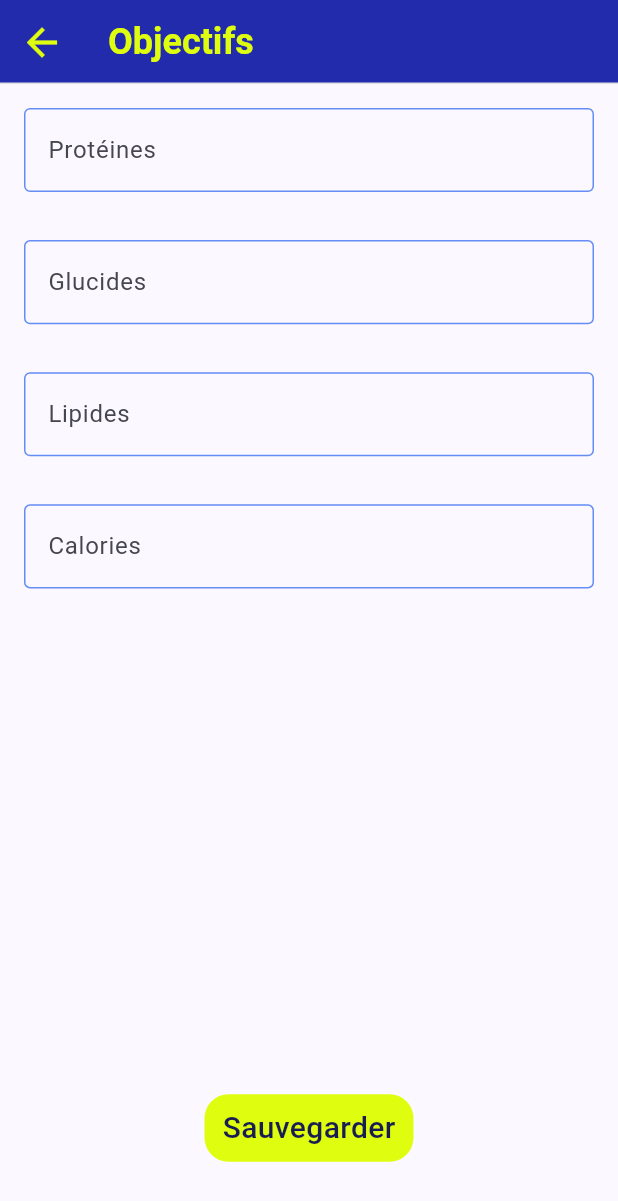
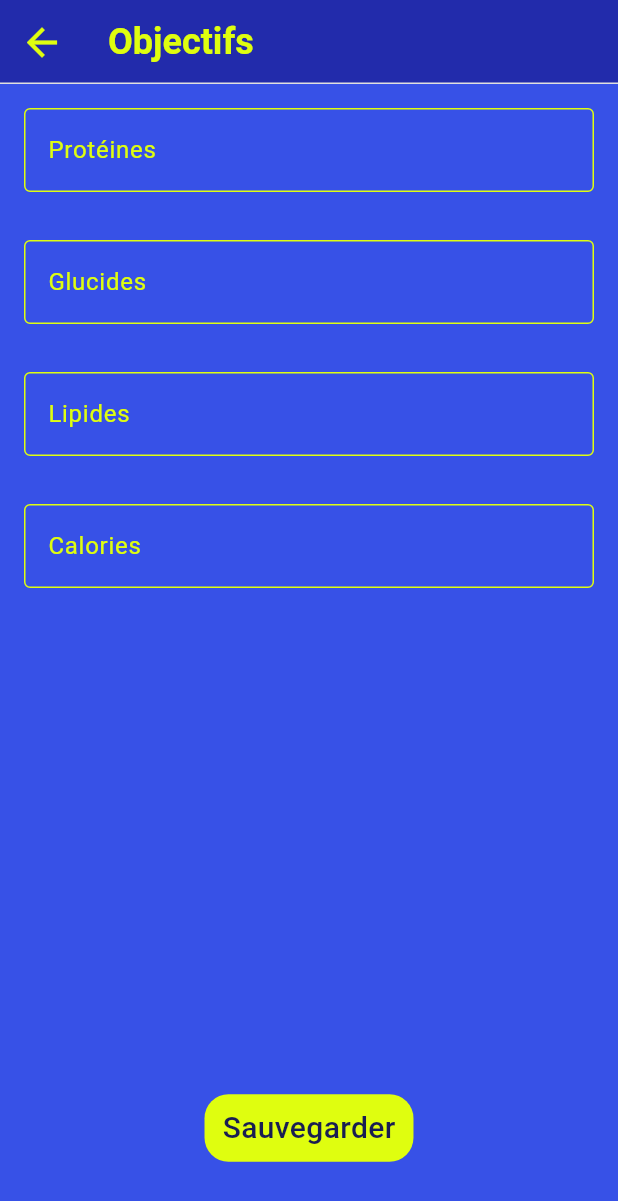
Before and after one commit to Xhya/kali, a Flutter app: the PersonalNutriScoreScreen screen opened directly, on a phone screen of 412 x 824 dp. Shown: the top 1201 px of the screen. Run offline on Flutter 3.47's test engine with Material 3 defaults, Android fonts, the phone set to English and light mode, and no system bars; our stand-ins replace flutter_secure_storage, internet_connection_checker_plus, loading_animation_widget, syncfusion_flutter_gauges; missing offline and left inert: back_button_interceptor, dart_date; accounts and stored records are empty; Roboto replaces fonts that are missing (Barlow).

Commit message:
update style

```diff
--- a/lib/client/screens/PersonalNutriScore.screen.dart
+++ b/lib/client/screens/PersonalNutriScore.screen.dart
@@ -1,4 +1,5 @@
 import 'package:flutter/material.dart';
+import 'package:kalori/client/Style.service.dart';
 import 'package:kalori/core/domains/nutriScore.service.dart';
 import 'package:kalori/core/models/NutriScore.model.dart';
 import 'package:kalori/core/services/Error.service.dart';
@@ -123,6 +124,7 @@ class _PersonalNutriScoreScreenState extends State<PersonalNutriScoreScreen> {
     return TitleScaffold(
       title: "Objectifs",
       child: Scaffold(
+        backgroundColor: style.background.color1.color,
         body: LayoutBuilder(
           builder: (context, constraints) {
             return SingleChildScrollView(
--- a/lib/client/widgets/CustomInput.dart
+++ b/lib/client/widgets/CustomInput.dart
@@ -46,15 +46,22 @@ class _CustomInputState extends State<CustomInput> {
           onChanged: (value) {
             widget.onChanged(value);
           },
+          style: style.text.color2,
           maxLines: 1,
           minLines: 1,
+          cursorColor: style.text.color2.color,
           decoration: InputDecoration(
             border: const OutlineInputBorder(),
             enabledBorder: OutlineInputBorder(
-              borderSide: BorderSide(color: style.text.color1.color!),
+              borderSide: BorderSide(color: style.text.color2.color!),
+            ),
+            focusedBorder: OutlineInputBorder(
+              borderSide: BorderSide(color: style.text.color2.color!),
             ),
             labelText: widget.placeholder,
+            labelStyle: style.text.color2,
             suffixText: widget.suffixText,
+            suffixStyle: style.text.color2
           ),
         ),
       ],
```
